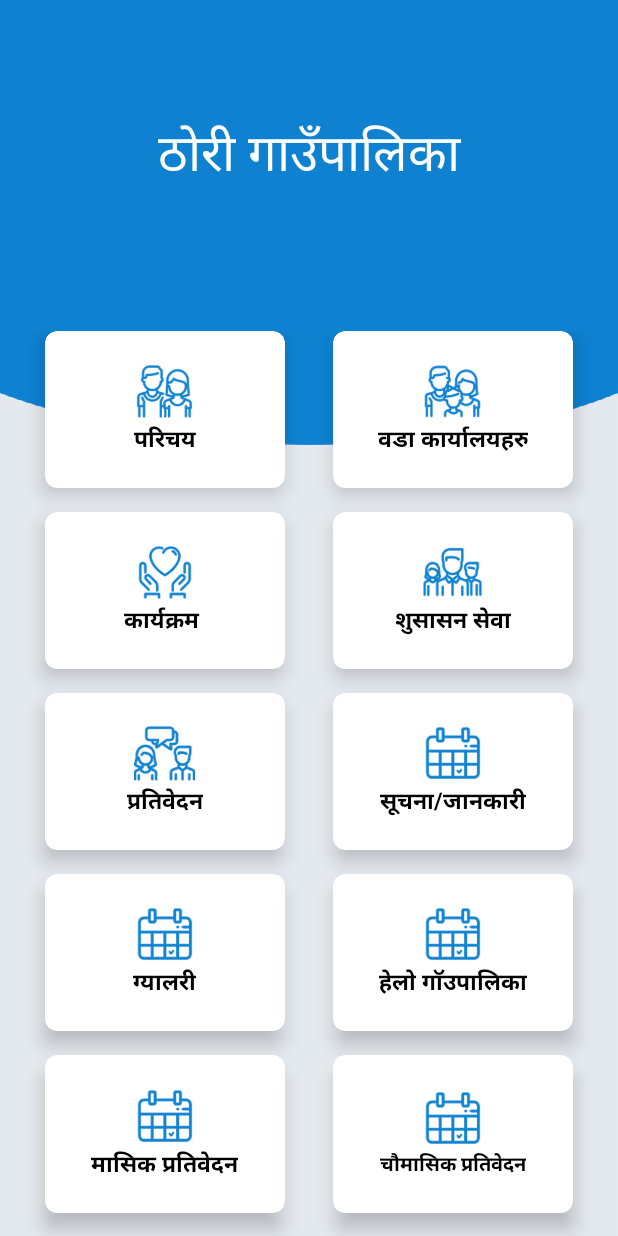
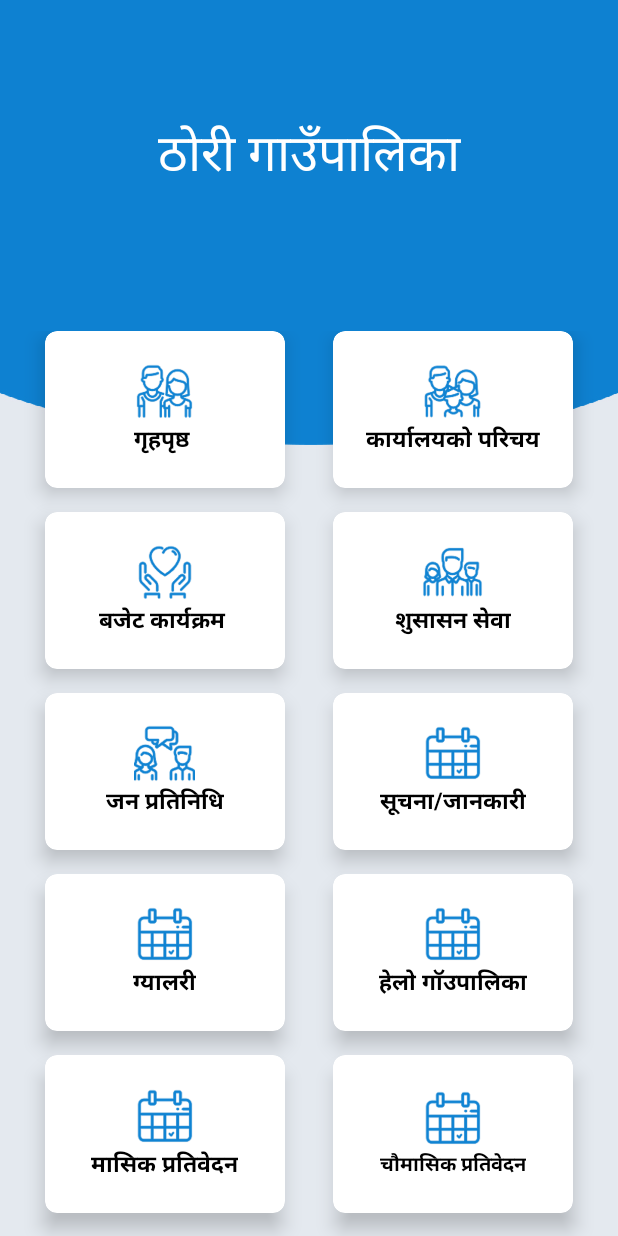
Before and after one commit to Shrawan99/Android-App, an Android app: the screen it shows after launch (MainActivity), on a phone screen of 412 x 824 dp. Run offline under Robolectric (Android 15) with nearby library versions, the phone set to English and light mode, and no system bars.

Commit message:
Icon Rearranged and Content Rearranged

```diff
--- a/app/src/main/res/layout/activity_main.xml
+++ b/app/src/main/res/layout/activity_main.xml
@@ -91,7 +91,7 @@
                             android:layout_height="wrap_content" />
 
                         <TextView
-                            android:text="परिचय"
+                            android:text="गृहपृष्ठ"
                             android:textAlignment="center"
                             android:textColor="@android:color/black"
                             android:textSize="15sp"
@@ -130,7 +130,7 @@
                             android:layout_height="wrap_content" />
 
                         <TextView
-                            android:text="वडा कार्यालयहरु"
+                            android:text="कार्यालयको परिचय"
                             android:textAlignment="center"
                             android:textColor="@android:color/black"
                             android:textSize="15sp"
@@ -172,7 +172,7 @@
                             android:layout_height="wrap_content" />
 
                         <TextView
-                            android:text="कार्यक्रम "
+                            android:text="बजेट कार्यक्रम "
                             android:textAlignment="center"
                             android:textColor="@android:color/black"
                             android:textSize="15sp"
@@ -253,7 +253,7 @@
                             android:layout_height="wrap_content" />
 
                         <TextView
-                            android:text="प्रतिवेदन"
+                            android:text="जन प्रतिनिधि"
                             android:textAlignment="center"
                             android:textColor="@android:color/black"
                             android:textSize="15sp"
```
